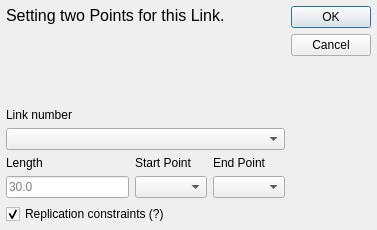
Qt form core/entities/edit_link.ui (KmolYuan/Pyslvs-UI) before a commit.
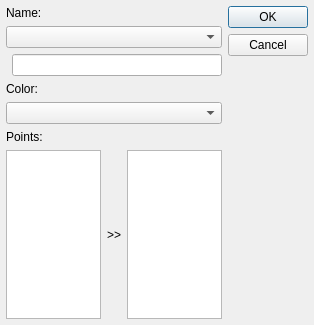
The same form after that commit. Icons and pictures are not drawn.

The edit to the form file:
```diff
--- a/core/entities/edit_link.ui
+++ b/core/entities/edit_link.ui
@@ -6,20 +6,20 @@
    <rect>
     <x>0</x>
     <y>0</y>
-    <width>377</width>
-    <height>230</height>
+    <width>314</width>
+    <height>325</height>
    </rect>
   </property>
   <property name="minimumSize">
    <size>
-    <width>377</width>
-    <height>230</height>
+    <width>314</width>
+    <height>325</height>
    </size>
   </property>
   <property name="maximumSize">
    <size>
-    <width>377</width>
-    <height>230</height>
+    <width>314</width>
+    <height>325</height>
    </size>
   </property>
   <property name="windowTitle">
@@ -35,7 +35,7 @@
   <property name="modal">
    <bool>true</bool>
   </property>
-  <layout class="QHBoxLayout" name="horizontalLayout">
+  <layout class="QHBoxLayout" name="horizontalLayout_3">
    <property name="leftMargin">
     <number>6</number>
    </property>
@@ -51,120 +51,86 @@
    <item>
     <layout class="QVBoxLayout" name="verticalLayout">
      <item>
-      <widget class="QLabel" name="label_3">
-       <property name="sizePolicy">
-        <sizepolicy hsizetype="Preferred" vsizetype="Expanding">
-         <horstretch>0</horstretch>
-         <verstretch>0</verstretch>
-        </sizepolicy>
-       </property>
+      <widget class="QLabel" name="name_label">
        <property name="text">
-        <string>&lt;html&gt;&lt;head/&gt;&lt;body&gt;&lt;p&gt;&lt;span style=&quot; font-size:12pt;&quot;&gt;Setting two Points for this Link.&lt;/span&gt;&lt;/p&gt;&lt;/body&gt;&lt;/html&gt;</string>
+        <string>Name:</string>
        </property>
-       <property name="textFormat">
-        <enum>Qt::RichText</enum>
+      </widget>
+     </item>
+     <item>
+      <widget class="QComboBox" name="Link"/>
+     </item>
+     <item>
+      <layout class="QHBoxLayout" name="horizontalLayout_2">
+       <item>
+        <widget class="QLabel" name="icon_label">
+         <property name="text">
+          <string>&lt;html&gt;&lt;head/&gt;&lt;body&gt;&lt;p&gt;&lt;img width=&quot;30&quot; src=&quot;:/icons/link.png&quot;/&gt;&lt;/p&gt;&lt;/body&gt;&lt;/html&gt;</string>
+         </property>
+        </widget>
+       </item>
+       <item>
+        <widget class="QLineEdit" name="name_edit"/>
+       </item>
+      </layout>
+     </item>
+     <item>
+      <widget class="QLabel" name="color_label">
+       <property name="text">
+        <string>Color:</string>
        </property>
        <property name="alignment">
         <set>Qt::AlignLeading|Qt::AlignLeft|Qt::AlignTop</set>
        </property>
-       <property name="wordWrap">
-        <bool>true</bool>
-       </property>
       </widget>
      </item>
      <item>
-      <widget class="QLabel" name="label_5">
-       <property name="sizePolicy">
-        <sizepolicy hsizetype="Preferred" vsizetype="Fixed">
-         <horstretch>0</horstretch>
-         <verstretch>0</verstretch>
-        </sizepolicy>
-       </property>
+      <widget class="QComboBox" name="Color"/>
+     </item>
+     <item>
+      <widget class="QLabel" name="point_label">
        <property name="text">
-        <string>&lt;html&gt;&lt;head/&gt;&lt;body&gt;&lt;p&gt;Link number&lt;/p&gt;&lt;/body&gt;&lt;/html&gt;</string>
+        <string>Points:</string>
        </property>
       </widget>
      </item>
      <item>
-      <widget class="QComboBox" name="Link"/>
-     </item>
-     <item>
-      <layout class="QGridLayout" name="gridLayout">
-       <item row="0" column="0">
-        <widget class="QLabel" name="label_4">
-         <property name="sizePolicy">
-          <sizepolicy hsizetype="Preferred" vsizetype="Fixed">
-           <horstretch>0</horstretch>
-           <verstretch>0</verstretch>
-          </sizepolicy>
+      <layout class="QHBoxLayout" name="horizontalLayout">
+       <item>
+        <widget class="QListWidget" name="noSelected">
+         <property name="dragEnabled">
+          <bool>true</bool>
          </property>
-         <property name="text">
-          <string>&lt;html&gt;&lt;head/&gt;&lt;body&gt;&lt;p&gt;Length&lt;/p&gt;&lt;/body&gt;&lt;/html&gt;</string>
+         <property name="dragDropMode">
+          <enum>QAbstractItemView::DragDrop</enum>
+         </property>
+         <property name="defaultDropAction">
+          <enum>Qt::MoveAction</enum>
          </property>
         </widget>
        </item>
-       <item row="0" column="1">
+       <item>
         <widget class="QLabel" name="label">
-         <property name="sizePolicy">
-          <sizepolicy hsizetype="Preferred" vsizetype="Fixed">
-           <horstretch>0</horstretch>
-           <verstretch>0</verstretch>
-          </sizepolicy>
-         </property>
          <property name="text">
-          <string>Start Point</string>
+          <string>&gt;&gt;</string>
          </property>
         </widget>
        </item>
-       <item row="1" column="1">
-        <widget class="QComboBox" name="Start_Point">
-         <property name="whatsThis">
-          <string>Start point for next link.</string>
+       <item>
+        <widget class="QListWidget" name="selected">
+         <property name="dragEnabled">
+          <bool>true</bool>
          </property>
-        </widget>
-       </item>
-       <item row="0" column="2">
-        <widget class="QLabel" name="label_2">
-         <property name="sizePolicy">
-          <sizepolicy hsizetype="Preferred" vsizetype="Fixed">
-           <horstretch>0</horstretch>
-           <verstretch>0</verstretch>
-          </sizepolicy>
+         <property name="dragDropMode">
+          <enum>QAbstractItemView::DragDrop</enum>
          </property>
-         <property name="text">
-          <string>End Point</string>
-         </property>
-        </widget>
-       </item>
-       <item row="1" column="2">
-        <widget class="QComboBox" name="End_Point">
-         <property name="whatsThis">
-          <string>End point for next link.</string>
-         </property>
-        </widget>
-       </item>
-       <item row="1" column="0">
-        <widget class="QLineEdit" name="Length">
-         <property name="placeholderText">
-          <string>30.0</string>
+         <property name="defaultDropAction">
+          <enum>Qt::MoveAction</enum>
          </property>
         </widget>
        </item>
       </layout>
      </item>
-     <item>
-      <widget class="QCheckBox" name="isReplace">
-       <property name="toolTip">
-        <string>Remove links or chains that contain these points.</string>
-       </property>
-       <property name="text">
-        <string>Replication constraints (?)</string>
-       </property>
-       <property name="checked">
-        <bool>true</bool>
-       </property>
-      </widget>
-     </item>
     </layout>
    </item>
    <item>
```
